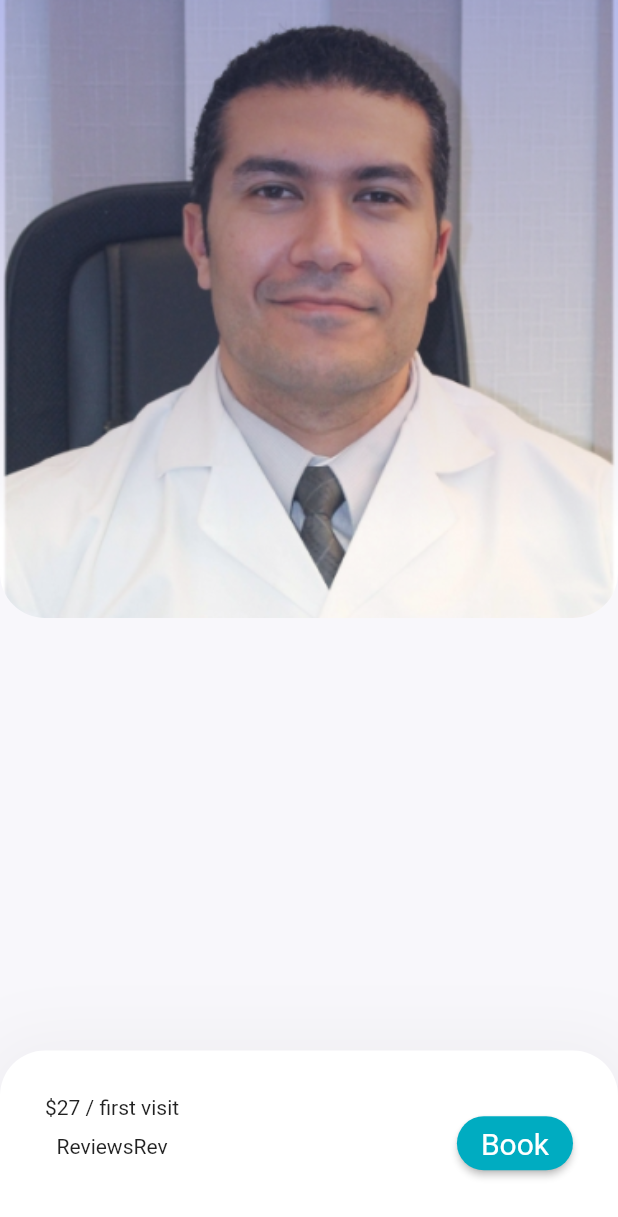
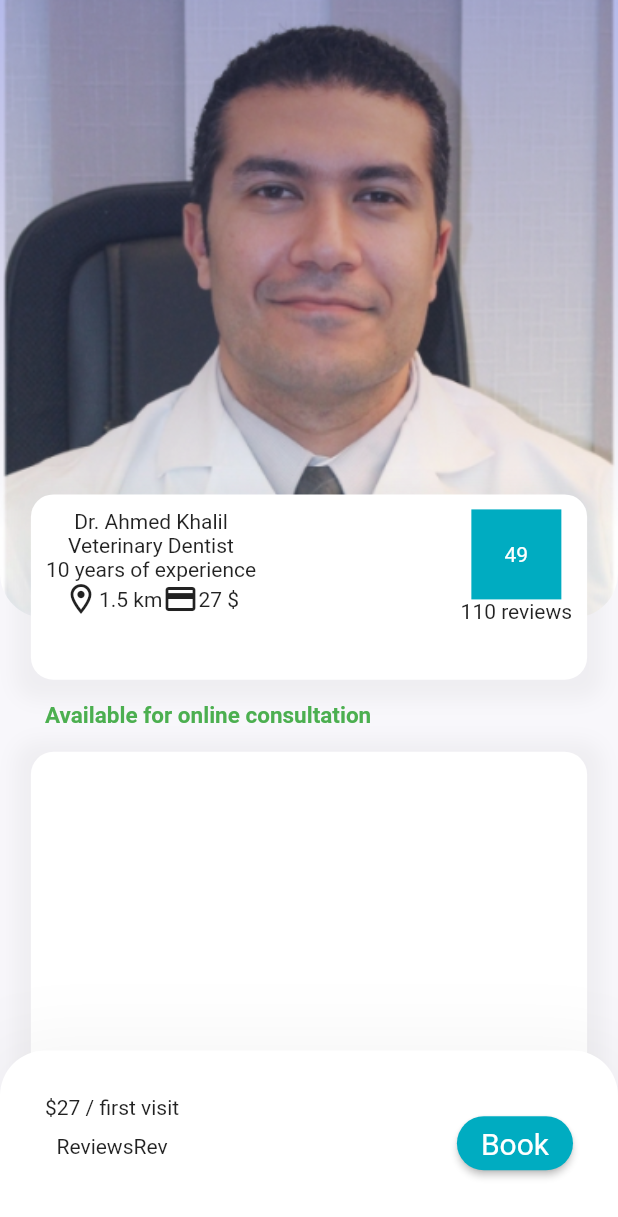
Before and after one commit to AhmedElbasha97/Pet-Hub, a Flutter app: the screen it shows after launch, on a phone screen of 412 x 824 dp. Shown: the top 1217 px of the screen. Run offline on Flutter 3.47's test engine with Material 2 defaults, Android fonts, the light colour scheme and no system bars; our stand-ins replace font_awesome_flutter; missing offline and left inert: searchable_dropdown.

Commit message:
Update - Stacks added to Doctor Booking

```diff
--- a/lib/UI/doctor_booking_screen/doctor_booking_profile.dart
+++ b/lib/UI/doctor_booking_screen/doctor_booking_profile.dart
@@ -1,5 +1,6 @@
 import 'package:flutter/material.dart';
 import 'package:pet_hub/UI/doctor_booking_screen/bottom_booking_button_widget.dart';
+import 'package:pet_hub/UI/doctor_booking_screen/doctor_image_info_stack_widget.dart';
 
 class DoctorBookingProfile extends StatelessWidget {
   @override
@@ -12,17 +13,45 @@ class DoctorBookingProfile extends StatelessWidget {
             width: mediaQuery.width,
             height: mediaQuery.height,
             color: Color(0xFFF8F7FB),
-          ),
-          ClipRRect(
-            borderRadius: BorderRadius.only(
-                bottomLeft: Radius.circular(30.0),
-                bottomRight: Radius.circular(30.0)),
-            child: Image.asset(
-              'assets/images/booking_doctor.png',
-              fit: BoxFit.cover,
-              width: mediaQuery.width,
-              height: mediaQuery.height * 0.5,
-              alignment: Alignment.topCenter,
+            child: SingleChildScrollView(
+              child: Column(
+                crossAxisAlignment: CrossAxisAlignment.start,
+                children: [
+                  DoctorBookingImageInfoStack(mediaQuery),
+                  SizedBox(
+                    height: mediaQuery.height * 0.05,
+                  ),
+                  Padding(
+                    padding:
+                        EdgeInsets.symmetric(vertical: 15.0, horizontal: 30.0),
+                    child: Text(
+                      'Available for online consultation',
+                      style: TextStyle(
+                          fontWeight: FontWeight.bold,
+                          fontSize: 15.0,
+                          color: Colors.green),
+                    ),
+                  ),
+                  Center(
+                    child: Container(
+                      height: mediaQuery.height * 0.30,
+                      width: mediaQuery.width * 0.9,
+                      decoration: BoxDecoration(
+                        boxShadow: [
+                          BoxShadow(
+                            color: Colors.grey.withOpacity(0.1),
+                            spreadRadius: 10,
+                            blurRadius: 10,
+                            offset: Offset(0, 3), // changes position of shadow
+                          ),
+                        ],
+                        color: Colors.white,
+                        borderRadius: BorderRadius.all(Radius.circular(15.0)),
+                      ),
+                    ),
+                  )
+                ],
+              ),
             ),
           ),
           Positioned(
--- /dev/null
+++ b/lib/UI/doctor_booking_screen/doctor_image_info_stack_widget.dart
@@ -0,0 +1,87 @@
+import 'package:flutter/material.dart';
+
+class DoctorBookingImageInfoStack extends StatelessWidget {
+  final mediaQuery;
+  DoctorBookingImageInfoStack(this.mediaQuery);
+  @override
+  Widget build(BuildContext context) {
+    return Stack(
+      clipBehavior: Clip.none,
+      children: [
+        ClipRRect(
+          borderRadius: BorderRadius.only(
+              bottomLeft: Radius.circular(30.0),
+              bottomRight: Radius.circular(30.0)),
+          child: Image.asset(
+            'assets/images/booking_doctor.png',
+            fit: BoxFit.cover,
+            width: mediaQuery.width,
+            height: mediaQuery.height * 0.5,
+            alignment: Alignment.topCenter,
+          ),
+        ),
+        Positioned(
+          bottom: -mediaQuery.height * 0.05,
+          left: mediaQuery.width * 0.05,
+          child: Container(
+            height: mediaQuery.height * 0.15,
+            width: mediaQuery.width * 0.9,
+            decoration: BoxDecoration(
+              boxShadow: [
+                BoxShadow(
+                  color: Colors.grey.withOpacity(0.1),
+                  spreadRadius: 10,
+                  blurRadius: 10,
+                  offset: Offset(0, 3), // changes position of shadow
+                ),
+              ],
+              color: Colors.white,
+              borderRadius: BorderRadius.all(Radius.circular(15.0)),
+            ),
+            child: Padding(
+              padding: const EdgeInsets.all(10.0),
+              child: Row(
+                mainAxisAlignment: MainAxisAlignment.spaceBetween,
+                crossAxisAlignment: CrossAxisAlignment.center,
+                children: [
+                  Column(
+                    children: [
+                      Text('Dr. Ahmed Khalil'),
+                      Text('Veterinary Dentist'),
+                      Text('10 years of experience'),
+                      Row(
+                        children: [
+                          Icon(Icons.location_on_outlined),
+                          Text('1.5 km'),
+                          Icon(Icons.credit_card),
+                          Text('27 \$'),
+                        ],
+                      )
+                    ],
+                  ),
+                  Column(
+                    children: [
+                      Container(
+                        height: 60,
+                        width: 60,
+                        child: Center(
+                          child: Text(
+                            '49',
+                            style: TextStyle(color: Colors.white),
+                            textAlign: TextAlign.center,
+                          ),
+                        ),
+                        color: Theme.of(context).accentColor,
+                      ),
+                      Text('110 reviews')
+                    ],
+                  )
+                ],
+              ),
+            ),
+          ),
+        )
+      ],
+    );
+  }
+}
```
